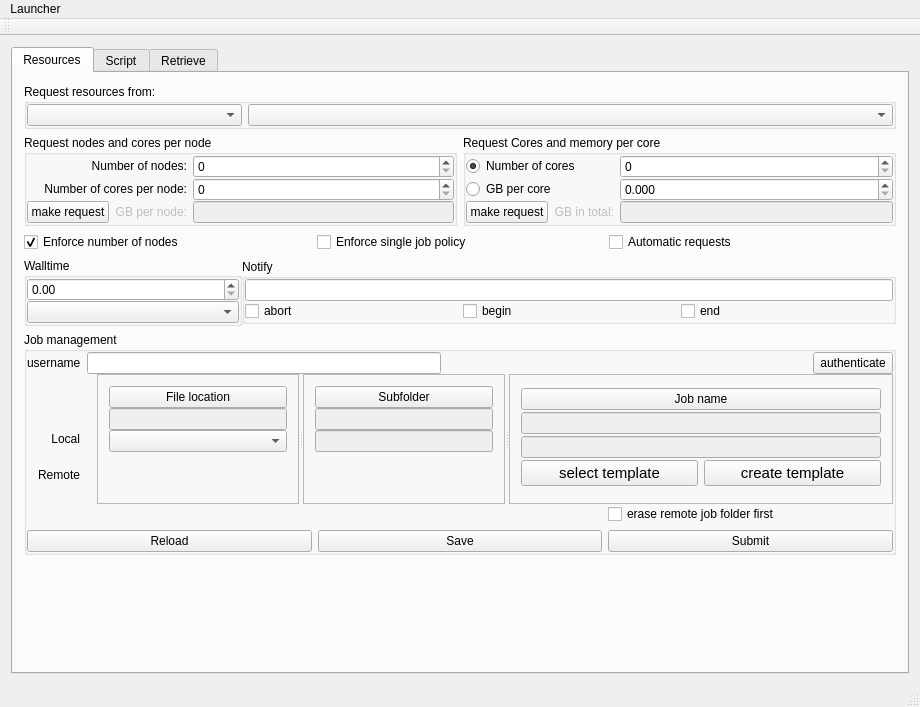
Qt form Launcher/mainwindow.ui (hpcuantwerpen/Launcher) before a commit.
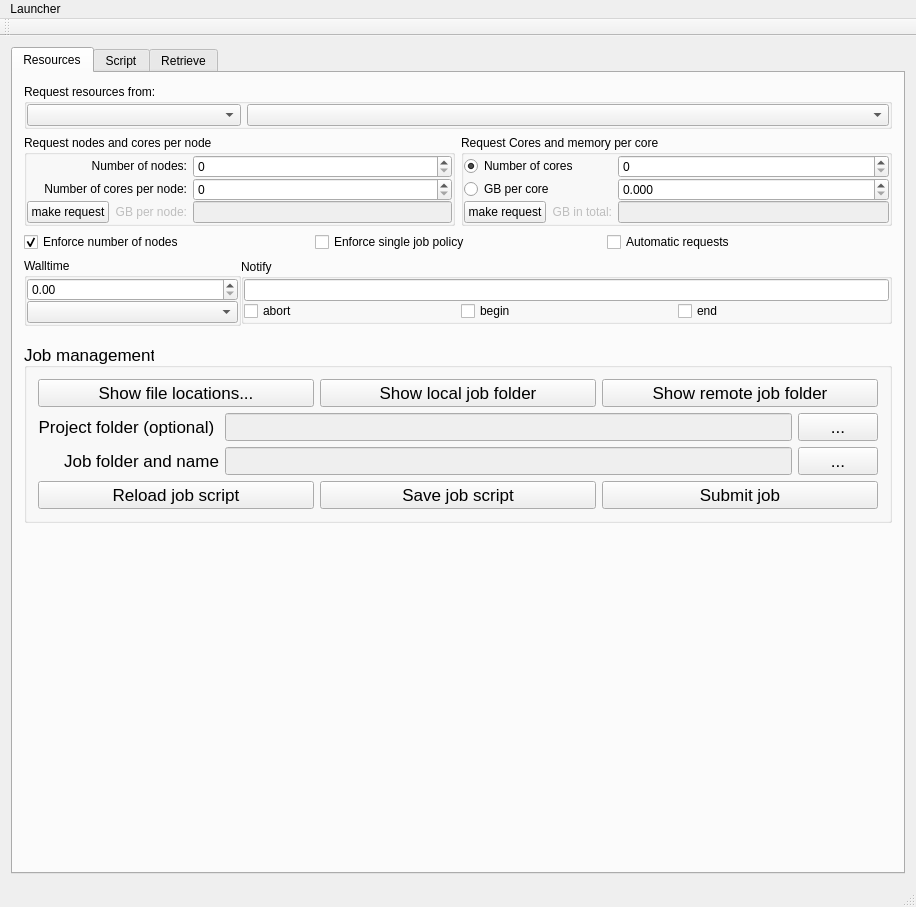
The same form after that commit.

Diff of the .ui file:
```diff
--- a/Launcher/mainwindow.ui
+++ b/Launcher/mainwindow.ui
@@ -6,12 +6,12 @@
    <rect>
     <x>0</x>
     <y>0</y>
-    <width>920</width>
-    <height>707</height>
+    <width>916</width>
+    <height>907</height>
    </rect>
   </property>
   <property name="sizePolicy">
-   <sizepolicy hsizetype="Preferred" vsizetype="Preferred">
+   <sizepolicy hsizetype="Preferred" vsizetype="Minimum">
     <horstretch>0</horstretch>
     <verstretch>0</verstretch>
    </sizepolicy>
@@ -496,360 +496,176 @@
          </layout>
         </item>
         <item>
-         <widget class="QGroupBox" name="wJobManagementGroup">
+         <spacer name="verticalSpacer_5">
+          <property name="orientation">
+           <enum>Qt::Vertical</enum>
+          </property>
+          <property name="sizeType">
+           <enum>QSizePolicy::Minimum</enum>
+          </property>
+          <property name="sizeHint" stdset="0">
+           <size>
+            <width>20</width>
+            <height>10</height>
+           </size>
+          </property>
+         </spacer>
+        </item>
+        <item>
+         <widget class="QGroupBox" name="wGroupJobManagement">
+          <property name="sizePolicy">
+           <sizepolicy hsizetype="Preferred" vsizetype="Preferred">
+            <horstretch>0</horstretch>
+            <verstretch>0</verstretch>
+           </sizepolicy>
+          </property>
+          <property name="font">
+           <font>
+            <pointsize>13</pointsize>
+           </font>
+          </property>
           <property name="title">
            <string>Job management</string>
           </property>
-          <layout class="QVBoxLayout" name="verticalLayout_8">
-           <property name="spacing">
-            <number>0</number>
-           </property>
-           <property name="leftMargin">
-            <number>0</number>
-           </property>
-           <property name="topMargin">
-            <number>0</number>
-           </property>
-           <property name="rightMargin">
-            <number>0</number>
-           </property>
-           <property name="bottomMargin">
-            <number>0</number>
-           </property>
+          <property name="alignment">
+           <set>Qt::AlignBottom|Qt::AlignLeading|Qt::AlignLeft</set>
+          </property>
+          <layout class="QVBoxLayout" name="verticalLayout_2">
            <item>
             <layout class="QHBoxLayout" name="horizontalLayout_6">
              <item>
-              <widget class="QLabel" name="label_2">
+              <widget class="QPushButton" name="wShowFilelocations">
                <property name="text">
-                <string>username</string>
+                <string>Show file locations...</string>
                </property>
               </widget>
              </item>
              <item>
-              <widget class="QLineEdit" name="wUsername"/>
-             </item>
-             <item>
-              <spacer name="horizontalSpacer">
-               <property name="orientation">
-                <enum>Qt::Horizontal</enum>
+              <widget class="QPushButton" name="wShowLocalJobFolder">
+               <property name="toolTip">
+                <string>&lt;html&gt;&lt;head/&gt;&lt;body&gt;&lt;p&gt;Open a &amp;quot;file manager&amp;quot; view on the local job folder. &lt;/p&gt;&lt;/body&gt;&lt;/html&gt;</string>
                </property>
-               <property name="sizeHint" stdset="0">
-                <size>
-                 <width>40</width>
-                 <height>20</height>
-                </size>
-               </property>
-              </spacer>
-             </item>
-             <item>
-              <widget class="QLabel" name="wOffline">
-               <property name="palette">
-                <palette>
-                 <active>
-                  <colorrole role="WindowText">
-                   <brush brushstyle="SolidPattern">
-                    <color alpha="255">
-                     <red>255</red>
-                     <green>0</green>
-                     <blue>0</blue>
-                    </color>
-                   </brush>
-                  </colorrole>
-                 </active>
-                 <inactive>
-                  <colorrole role="WindowText">
-                   <brush brushstyle="SolidPattern">
-                    <color alpha="255">
-                     <red>255</red>
-                     <green>0</green>
-                     <blue>0</blue>
-                    </color>
-                   </brush>
-                  </colorrole>
-                 </inactive>
-                 <disabled>
-                  <colorrole role="WindowText">
-                   <brush brushstyle="SolidPattern">
-                    <color alpha="255">
-                     <red>127</red>
-                     <green>127</green>
-                     <blue>127</blue>
-                    </color>
-                   </brush>
-                  </colorrole>
-                 </disabled>
-                </palette>
-               </property>
                <property name="text">
-                <string/>
+                <string>Show local job folder</string>
                </property>
               </widget>
              </item>
              <item>
               <widget class="QPushButton" name="wAuthenticate">
                <property name="text">
-                <string>authenticate</string>
+                <string>Show remote job folder</string>
                </property>
               </widget>
              </item>
             </layout>
            </item>
            <item>
-            <layout class="QHBoxLayout" name="horizontalLayout_7">
-             <item>
-              <widget class="QFrame" name="verticalFrame">
-               <layout class="QVBoxLayout" name="verticalLayout_9">
-                <property name="spacing">
-                 <number>0</number>
-                </property>
-                <item>
-                 <widget class="QLabel" name="label_4">
-                  <property name="text">
-                   <string/>
-                  </property>
-                 </widget>
-                </item>
-                <item>
-                 <widget class="QLabel" name="label">
-                  <property name="text">
-                   <string>Local</string>
-                  </property>
-                  <property name="alignment">
-                   <set>Qt::AlignRight|Qt::AlignTrailing|Qt::AlignVCenter</set>
-                  </property>
-                 </widget>
-                </item>
-                <item>
-                 <widget class="QLabel" name="label_3">
-                  <property name="text">
-                   <string>Remote</string>
-                  </property>
-                  <property name="alignment">
-                   <set>Qt::AlignRight|Qt::AlignTrailing|Qt::AlignVCenter</set>
-                  </property>
-                 </widget>
-                </item>
-               </layout>
-              </widget>
-             </item>
-             <item>
-              <widget class="QSplitter" name="splitter">
-               <property name="orientation">
-                <enum>Qt::Horizontal</enum>
-               </property>
-               <widget class="QFrame" name="verticalFrame_2">
-                <property name="frameShape">
-                 <enum>QFrame::StyledPanel</enum>
-                </property>
-                <layout class="QVBoxLayout" name="verticalLayout_10">
-                 <property name="spacing">
-                  <number>0</number>
-                 </property>
-                 <item>
-                  <widget class="QPushButton" name="wLocalFileLocationButton">
-                   <property name="toolTip">
-                    <string>&lt;html&gt;&lt;head/&gt;&lt;body&gt;&lt;p&gt;Use 'File location' together with 'Subfolder' to organise your jobs. Your job scripts are prepared in a local directory and executed in the corresponding remote directory. The directory structure is kept identical on the local and remote file location. &lt;/p&gt;&lt;/body&gt;&lt;/html&gt;</string>
-                   </property>
-                   <property name="text">
-                    <string>File location</string>
-                   </property>
-                  </widget>
-                 </item>
-                 <item>
-                  <widget class="QLineEdit" name="wLocal">
-                   <property name="enabled">
-                    <bool>false</bool>
-                   </property>
-                   <property name="alignment">
-                    <set>Qt::AlignCenter</set>
-                   </property>
-                  </widget>
-                 </item>
-                 <item>
-                  <widget class="QComboBox" name="wRemote"/>
-                 </item>
-                 <item>
-                  <spacer name="verticalSpacer_3">
-                   <property name="orientation">
-                    <enum>Qt::Vertical</enum>
-                   </property>
-                   <property name="sizeHint" stdset="0">
-                    <size>
-                     <width>20</width>
-                     <height>40</height>
-                    </size>
-                   </property>
-                  </spacer>
-                 </item>
-                </layout>
-               </widget>
-               <widget class="QFrame" name="verticalFrame_3">
-                <property name="frameShape">
-                 <enum>QFrame::StyledPanel</enum>
-                </property>
-                <layout class="QVBoxLayout" name="verticalLayout_11">
-                 <property name="spacing">
-                  <number>0</number>
-                 </property>
-                 <item>
-                  <widget class="QPushButton" name="wSubfolderButton">
-                   <property name="toolTip">
-                    <string>&lt;html&gt;&lt;head/&gt;&lt;body&gt;&lt;p&gt;Use 'Subfolder' together with 'File location' to organise your jobs. 'Subfolder' must be a descendant (possibly several levels deep) of the local 'File location'. When the job is submitted this directory will also be created in the selected remote 'File location'. &lt;/p&gt;&lt;/body&gt;&lt;/html&gt;</string>
-                   </property>
-                   <property name="text">
-                    <string>Subfolder</string>
-                   </property>
-                  </widget>
-                 </item>
-                 <item>
-                  <widget class="QLineEdit" name="wSubfolder">
-                   <property name="enabled">
-                    <bool>false</bool>
-                   </property>
-                   <property name="alignment">
-                    <set>Qt::AlignCenter</set>
-                   </property>
-                  </widget>
-                 </item>
-                 <item>
-                  <widget class="QLineEdit" name="wSubfolder2">
-                   <property name="enabled">
-                    <bool>false</bool>
-                   </property>
-                   <property name="alignment">
-                    <set>Qt::AlignCenter</set>
-                   </property>
-                  </widget>
-                 </item>
-                 <item>
-                  <spacer name="verticalSpacer_2">
-                   <property name="orientation">
-                    <enum>Qt::Vertical</enum>
-                   </property>
-                   <property name="sizeHint" stdset="0">
-                    <size>
-                     <width>20</width>
-                     <height>40</height>
-                    </size>
-                   </property>
-                  </spacer>
-                 </item>
-                </layout>
-               </widget>
-               <widget class="QFrame" name="verticalFrame_4">
-                <property name="frameShape">
-                 <enum>QFrame::StyledPanel</enum>
-                </property>
-                <layout class="QVBoxLayout" name="verticalLayout_13">
-                 <property name="spacing">
-                  <number>0</number>
-                 </property>
-                 <item>
-                  <widget class="QPushButton" name="wJobnameButton">
-                   <property name="toolTip">
-                    <string>&lt;html&gt;&lt;head/&gt;&lt;body&gt;&lt;p&gt;A directory with this name will be created in subfolder. When you save your script it will be stored in the job script file pbs.sh. When you submit, your job will be executed in directory &amp;lt;&lt;span style=&quot; font-weight:600; font-style:italic;&quot;&gt;remote &lt;/span&gt;&lt;span style=&quot; font-style:italic;&quot;&gt;file location&lt;/span&gt;&amp;gt;/&amp;lt;&lt;span style=&quot; font-style:italic;&quot;&gt;subfolder&lt;/span&gt;&amp;gt;/&amp;lt;&lt;span style=&quot; font-style:italic;&quot;&gt;jobname&lt;/span&gt;&amp;gt;. You can copy the results back to &amp;lt;&lt;span style=&quot; font-weight:600;&quot;&gt;l&lt;/span&gt;&lt;span style=&quot; font-weight:600; font-style:italic;&quot;&gt;ocal&lt;/span&gt;&lt;span style=&quot; font-style:italic;&quot;&gt; file location&lt;/span&gt;&amp;gt;/&amp;lt;&lt;span style=&quot; font-style:italic;&quot;&gt;subfolder&lt;/span&gt;&amp;gt;/&amp;lt;&lt;span style=&quot; font-style:italic;&quot;&gt;jobname&lt;/span&gt;&amp;gt; on the retrieve page when the job is finished, for back up or post-processing.&lt;/p&gt;&lt;/body&gt;&lt;/html&gt;</string>
-                   </property>
-                   <property name="text">
-                    <string>Job name</string>
-                   </property>
-                  </widget>
-                 </item>
-                 <item>
-                  <widget class="QLineEdit" name="wJobname">
-                   <property name="enabled">
-                    <bool>false</bool>
-                   </property>
-                   <property name="alignment">
-                    <set>Qt::AlignCenter</set>
-                   </property>
-                  </widget>
-                 </item>
-                 <item>
-                  <widget class="QLineEdit" name="wJobname2">
-                   <property name="enabled">
-                    <bool>false</bool>
-                   </property>
-                   <property name="alignment">
-                    <set>Qt::AlignCenter</set>
-                   </property>
-                  </widget>
-                 </item>
-                 <item>
-                  <layout class="QHBoxLayout" name="horizontalLayout_15">
-                   <property name="bottomMargin">
-                    <number>0</number>
-                   </property>
-                   <item>
-                    <widget class="QPushButton" name="wSelectTemplate">
-                     <property name="font">
-                      <font>
-                       <pointsize>11</pointsize>
-                      </font>
-                     </property>
-                     <property name="toolTip">
-                      <string>&lt;html&gt;&lt;head/&gt;&lt;body&gt;&lt;p&gt;Select a template for your job&lt;/p&gt;&lt;/body&gt;&lt;/html&gt;</string>
-                     </property>
-                     <property name="text">
-                      <string>select template</string>
-                     </property>
-                    </widget>
-                   </item>
-                   <item>
-                    <widget class="QPushButton" name="wCreateTemplate">
-                     <property name="font">
-                      <font>
-                       <pointsize>11</pointsize>
-                      </font>
-                     </property>
-                     <property name="toolTip">
-                      <string>&lt;html&gt;&lt;head/&gt;&lt;body&gt;&lt;p&gt;Use the current job folder as a template&lt;/p&gt;&lt;/body&gt;&lt;/html&gt;</string>
-                     </property>
-                     <property name="text">
-                      <string>create template</string>
-                     </property>
-                    </widget>
-                   </item>
-                  </layout>
-                 </item>
-                </layout>
-               </widget>
-              </widget>
-             </item>
-            </layout>
-           </item>
-           <item>
-            <layout class="QGridLayout" name="gridLayout_4">
+            <layout class="QGridLayout" name="gridLayout_5">
              <item row="1" column="0">
-              <widget class="QPushButton" name="wReload">
+              <widget class="QLabel" name="label_9">
+               <property name="toolTip">
+                <string>&lt;html&gt;&lt;head/&gt;&lt;body&gt;&lt;p&gt;The &lt;span style=&quot; font-weight:600;&quot;&gt;project folder&lt;/span&gt; is optional. You can use it to organize jobs that belong to the same project. You must first create the project folder and then the jobs that belong to it. Note that you can reorganize your jobs (locally) outside launcher, using a file manager e.g. However, this breaks the link between the local job folder and the remote job folder and should be avoided except for jobs that are not yet submitted or already retrieved.&lt;/p&gt;&lt;/body&gt;&lt;/html&gt;</string>
+               </property>
                <property name="text">
-                <string>Reload</string>
+                <string>Project folder (optional) </string>
+               </property>
+               <property name="alignment">
+                <set>Qt::AlignRight|Qt::AlignTrailing|Qt::AlignVCenter</set>
                </property>
               </widget>
              </item>
-             <item row="1" column="2">
-              <widget class="QPushButton" name="wSubmit">
+             <item row="2" column="0">
+              <widget class="QLabel" name="label_10">
+               <property name="toolTip">
+                <string>&lt;html&gt;&lt;head/&gt;&lt;body&gt;&lt;p&gt;The &lt;span style=&quot; font-weight:600;&quot;&gt;job folder &lt;/span&gt;coincides by design with the &lt;span style=&quot; font-weight:600;&quot;&gt;job name&lt;/span&gt; as defined by the PBS directive '#PBS -N &lt;span style=&quot; font-style:italic;&quot;&gt;jobname&lt;/span&gt;'.&lt;/p&gt;&lt;/body&gt;&lt;/html&gt;</string>
+               </property>
                <property name="text">
-                <string>Submit</string>
+                <string>Job folder and name</string>
+               </property>
+               <property name="alignment">
+                <set>Qt::AlignRight|Qt::AlignTrailing|Qt::AlignVCenter</set>
                </property>
               </widget>
              </item>
              <item row="1" column="1">
+              <widget class="QLineEdit" name="wProjectFolder">
+               <property name="enabled">
+                <bool>false</bool>
+               </property>
+               <property name="alignment">
+                <set>Qt::AlignLeading|Qt::AlignLeft|Qt::AlignVCenter</set>
+               </property>
+              </widget>
+             </item>
+             <item row="1" column="2">
+              <widget class="QPushButton" name="wProjectFolderButton">
+               <property name="sizePolicy">
+                <sizepolicy hsizetype="Minimum" vsizetype="Fixed">
+                 <horstretch>0</horstretch>
+                 <verstretch>0</verstretch>
+                </sizepolicy>
+               </property>
+               <property name="toolTip">
+                <string>&lt;html&gt;&lt;head/&gt;&lt;body&gt;&lt;p&gt;Select an existing project folder ror create a new one. &lt;/p&gt;&lt;/body&gt;&lt;/html&gt;</string>
+               </property>
+               <property name="text">
+                <string>...</string>
+               </property>
+              </widget>
+             </item>
+             <item row="2" column="1">
+              <widget class="QLineEdit" name="wJobname">
+               <property name="enabled">
+                <bool>false</bool>
+               </property>
+               <property name="alignment">
+                <set>Qt::AlignLeading|Qt::AlignLeft|Qt::AlignVCenter</set>
+               </property>
+              </widget>
+             </item>
+             <item row="2" column="2">
+              <widget class="QPushButton" name="wJobnameButton">
+               <property name="font">
+                <font>
+                 <kerning>true</kerning>
+                </font>
+               </property>
+               <property name="toolTip">
+                <string>&lt;html&gt;&lt;head/&gt;&lt;body&gt;&lt;p&gt;Select an existing job folder or create a new one.&lt;/p&gt;&lt;/body&gt;&lt;/html&gt;</string>
+               </property>
+               <property name="text">
+                <string>...</string>
+               </property>
+               <property name="flat">
+                <bool>false</bool>
+               </property>
+              </widget>
+             </item>
+            </layout>
+           </item>
+           <item>
+            <layout class="QHBoxLayout" name="horizontalLayout_16">
+             <item>
+              <widget class="QPushButton" name="wReload">
+               <property name="text">
+                <string>Reload job script</string>
+               </property>
+              </widget>
+             </item>
+             <item>
               <widget class="QPushButton" name="wSave">
                <property name="toolTip">
                 <string>Save the current script locally</string>
                </property>
                <property name="text">
-                <string>Save</string>
+                <string>Save job script</string>
                </property>
               </widget>
              </item>
-             <item row="0" column="2">
-              <widget class="QCheckBox" name="wEmptyRemoteFolder">
-               <property name="toolTip">
-                <string>&lt;html&gt;&lt;head/&gt;&lt;body&gt;&lt;p&gt;Erase the remote job folder to avoid the old results interfering with your computation. &lt;/p&gt;&lt;/body&gt;&lt;/html&gt;</string>
-               </property>
+             <item>
+              <widget class="QPushButton" name="wSubmit">
                <property name="text">
-                <string>erase remote job folder first</string>
+                <string>Submit job</string>
                </property>
               </widget>
              </item>
@@ -859,14 +675,17 @@
          </widget>
         </item>
         <item>
-         <spacer name="verticalSpacer">
+         <spacer name="verticalSpacer_2">
           <property name="orientation">
            <enum>Qt::Vertical</enum>
           </property>
+          <property name="sizeType">
+           <enum>QSizePolicy::MinimumExpanding</enum>
+          </property>
           <property name="sizeHint" stdset="0">
            <size>
             <width>20</width>
-            <height>40</height>
+            <height>10</height>
            </size>
           </property>
          </spacer>
@@ -1108,7 +927,7 @@
     <rect>
      <x>0</x>
      <y>0</y>
-     <width>920</width>
+     <width>916</width>
      <height>22</height>
     </rect>
    </property>
```
Left out of the diff: 5 changed lines with no effect on the pictures.
